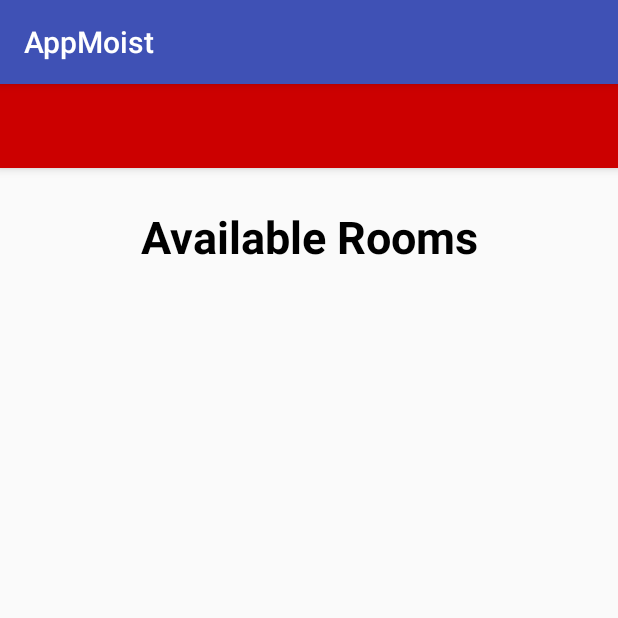
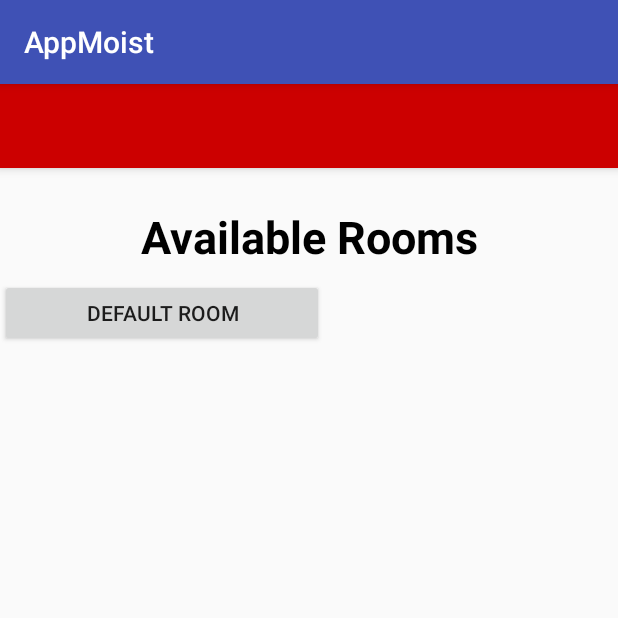
Before and after one commit to moultonm/APPocalypse, an Android app: the JoinHostActivity screen opened directly, with no data from a screen before it, after a tap on "JOIN", on a phone screen of 412 x 824 dp, the top half of it. Run offline under Robolectric (Android 15) with nearby library versions, the phone set to English and light mode, and no system bars.

Commit message:
added chatroom
added chatroom

```diff
--- a/AppropriatelyMoist/app/src/main/java/appocalypse/appropriatelymoist/JoinActivity.java
+++ b/AppropriatelyMoist/app/src/main/java/appocalypse/appropriatelymoist/JoinActivity.java
@@ -1,13 +1,27 @@
 package appocalypse.appropriatelymoist;
 
+import android.content.Intent;
 import android.support.v7.app.AppCompatActivity;
 import android.os.Bundle;
+import android.view.View;
 
 public class JoinActivity extends AppCompatActivity {
+    private String userName;
 
     @Override
     protected void onCreate(Bundle savedInstanceState) {
         super.onCreate(savedInstanceState);
         setContentView(R.layout.activity_join);
+        userName = getIntent().getStringExtra("userName");
+
+    }
+
+    public void openChatRoom(View view){
+
+      Intent startNewActivity = new Intent(this, MessageRoomActivity.class);
+      startNewActivity.putExtra("userName", userName);
+        startNewActivity.putExtra("roomId", "0");
+      startActivity(startNewActivity);
+
     }
 }
--- a/AppropriatelyMoist/app/src/main/java/appocalypse/appropriatelymoist/JoinHostActivity.java
+++ b/AppropriatelyMoist/app/src/main/java/appocalypse/appropriatelymoist/JoinHostActivity.java
@@ -11,6 +11,8 @@ import android.widget.TextView;
 
 public class JoinHostActivity extends AppCompatActivity {
 
+    private String userName;
+
     @Override
     protected void onCreate(Bundle savedInstanceState) {
         super.onCreate(savedInstanceState);
@@ -19,7 +21,7 @@ public class JoinHostActivity extends AppCompatActivity {
         setSupportActionBar(toolbar);
 
         TextView nameField = (TextView) findViewById(R.id.userName);
-        String userName = getIntent().getStringExtra("userName");
+        userName = getIntent().getStringExtra("userName");
         nameField.setText(userName);
 
 
@@ -28,11 +30,13 @@ public class JoinHostActivity extends AppCompatActivity {
 
     public void join(View view){
         Intent startNewActivity = new Intent(this, JoinActivity.class);
+        startNewActivity.putExtra("userName", userName);
         startActivity(startNewActivity);
     }
 
     public void host(View view){
         Intent startNewActivity = new Intent(this, HostActivity.class);
+        startNewActivity.putExtra("userName", userName);
         startActivity(startNewActivity);
     }
 }
--- a/AppropriatelyMoist/app/src/main/res/layout/content_host.xml
+++ b/AppropriatelyMoist/app/src/main/res/layout/content_host.xml
@@ -44,6 +44,7 @@
         android:layout_marginRight="8dp"
         android:layout_marginTop="42dp"
         android:background="@android:color/holo_red_dark"
+        android:onClick="openChatRoom"
         android:text="make room"
         android:textAppearance="@style/TextAppearance.AppCompat"
         android:textColor="@android:color/white"
--- a/AppropriatelyMoist/app/src/main/res/layout/content_join.xml
+++ b/AppropriatelyMoist/app/src/main/res/layout/content_join.xml
@@ -23,4 +23,14 @@
         app:layout_constraintLeft_toLeftOf="parent"
         app:layout_constraintRight_toRightOf="parent"
         app:layout_constraintTop_toTopOf="parent" />
+
+    <Button
+        android:id="@+id/defaultBtn"
+        android:layout_width="216dp"
+        android:layout_height="45dp"
+        android:layout_marginTop="8dp"
+        android:onClick="openChatRoom"
+        android:text="Default Room"
+        app:layout_constraintTop_toBottomOf="@+id/textView3"
+        tools:layout_editor_absoluteX="85dp" />
 </android.support.constraint.ConstraintLayout>
```
Also changed, not shown: AppropriatelyMoist/app/src/main/java/appocalypse/appropriatelymoist/HostActivity.java (+20 -0 lines), AppropriatelyMoist/app/src/main/java/appocalypse/appropriatelymoist/MessageRoomActivity.java (added, +132 -0 lines), AppropriatelyMoist/app/src/main/res/layout/activity_message_room.xml (added, +43 -0 lines).
